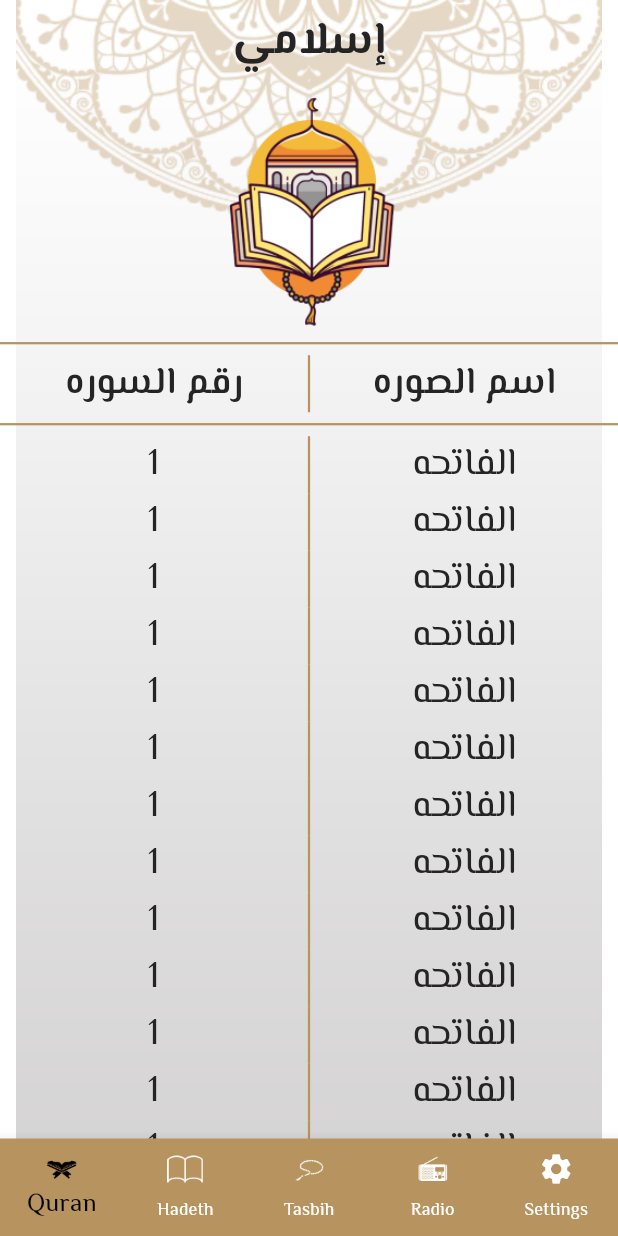
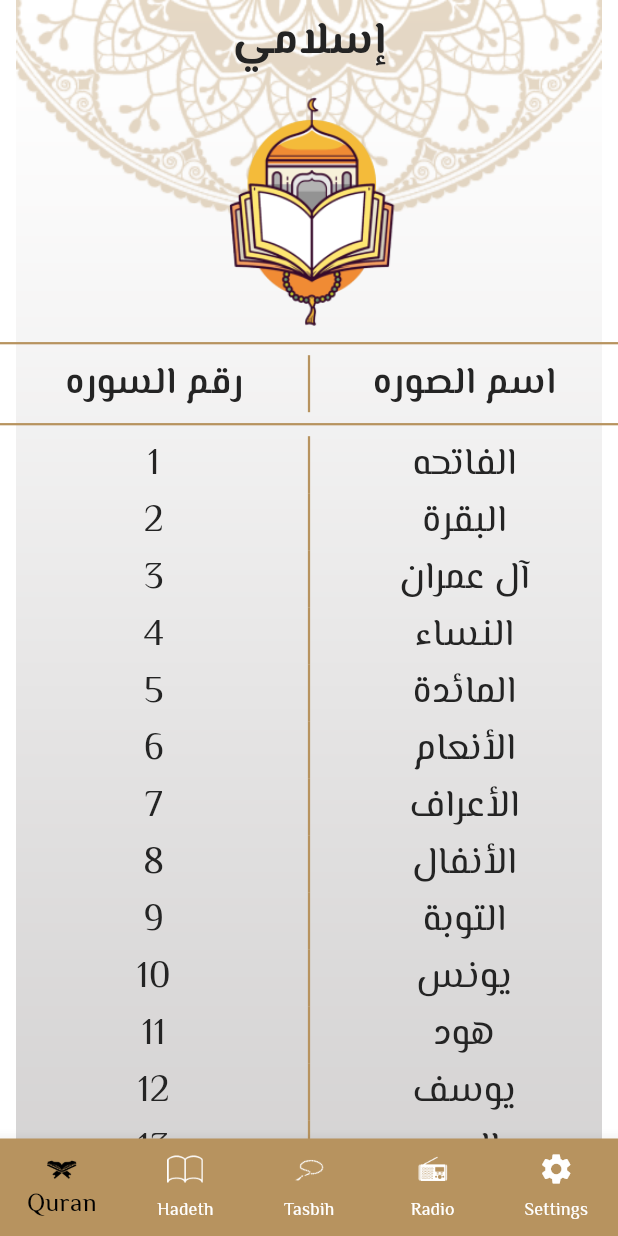
Before and after one commit to AyaAlaa010/islami, a Flutter app: the screen it shows after launch, on a phone screen of 412 x 824 dp. Run offline on Flutter 3.47's test engine with Material 3 defaults, Android fonts, the phone set to English and light mode, and no system bars.

Commit message:
quran is finished

```diff
--- a/lib/config/application_theme_manager.dart
+++ b/lib/config/application_theme_manager.dart
@@ -18,7 +18,9 @@ static const Color darkTextColor=Color(0XFF242424);
     textTheme: TextTheme(
       titleLarge: TextStyle(fontSize: 30,fontWeight: FontWeight.w700,fontFamily: "ElMessiri",color: darkTextColor),
       bodyLarge: TextStyle(fontSize: 25,fontFamily: "ElMessiri",fontWeight: FontWeight.w600,color: darkTextColor),
-      bodyMedium: TextStyle(fontSize: 25,fontFamily: "ElMessiri",fontWeight: FontWeight.w400,color: darkTextColor)
+      bodyMedium: TextStyle(fontSize: 25,fontFamily: "ElMessiri",fontWeight: FontWeight.w400,color: darkTextColor),
+        bodySmall: TextStyle(fontSize: 20,fontFamily: "ElMessiri",fontWeight: FontWeight.w400,color: darkTextColor)
+
 
     ),
 
--- a/lib/main.dart
+++ b/lib/main.dart
@@ -1,6 +1,8 @@
 import 'package:flutter/material.dart';
 import 'package:islami/config/application_theme_manager.dart';
 import 'package:islami/layout/layout_view.dart';
+import 'package:islami/moduls/quraan/page/quran_details_view.dart';
+import 'package:islami/moduls/quraan/widget/quran_title_wedgit.dart';
 import 'package:islami/moduls/splash/page/splash_view.dart';
 
 
@@ -19,6 +21,7 @@ class MyApplication extends StatelessWidget {
       routes: {
         SplashView.routeName:(context)=>SplashView(),
         LayoutView.routeName:(context)=>LayoutView(),
+        QuranDetailsView.routeName:(context)=>QuranDetailsView(),
       },
 
     );
--- a/lib/moduls/quraan/page/quran_view.dart
+++ b/lib/moduls/quraan/page/quran_view.dart
@@ -1,10 +1,20 @@
 import 'package:flutter/cupertino.dart';
 import 'package:flutter/material.dart';
+import 'package:islami/moduls/quraan/page/quran_details_view.dart';
 import 'package:islami/moduls/quraan/widget/quran_title_wedgit.dart';
 
 class QuranView extends StatelessWidget {
-  const QuranView({super.key});
-
+   QuranView({super.key});
+     static List<String> surasNames=["الفاتحه","البقرة","آل عمران","النساء","المائدة","الأنعام","الأعراف","الأنفال","التوبة","يونس","هود"
+   ,"يوسف","الرعد","إبراهيم","الحجر","النحل","الإسراء","الكهف","مريم","طه","الأنبياء","الحج","المؤمنون"
+   ,"النّور","الفرقان","الشعراء","النّمل","القصص","العنكبوت","الرّوم","لقمان","السجدة","الأحزاب","سبأ"
+   ,"فاطر","يس","الصافات","ص","الزمر","غافر","فصّلت","الشورى","الزخرف","الدّخان","الجاثية","الأحقاف"
+   ,"محمد","الفتح","الحجرات","ق","الذاريات","الطور","النجم","القمر","الرحمن","الواقعة","الحديد","المجادلة"
+   ,"الحشر","الممتحنة","الصف","الجمعة","المنافقون","التغابن","الطلاق","التحريم","الملك","القلم","الحاقة","المعارج"
+   ,"نوح","الجن","المزّمّل","المدّثر","القيامة","الإنسان","المرسلات","النبأ","النازعات","عبس","التكوير","الإنفطار"
+   ,"المطفّفين","الإنشقاق","البروج","الطارق","الأعلى","الغاشية","الفجر","البلد","الشمس","الليل","الضحى","الشرح"
+   ,"التين","العلق","القدر","البينة","الزلزلة","العاديات","القارعة","التكاثر","العصر",
+   "الهمزة","الفيل","قريش","الماعون","الكوثر","الكافرون","النصر","المسد","الإخلاص","الفلق","الناس"];
   @override
   Widget build(BuildContext context) {
 
@@ -30,11 +40,14 @@ class QuranView extends StatelessWidget {
         ,
         Expanded(
             child: ListView.builder(itemBuilder: (context,index){
-          return QuranTitleWidget();
+          return InkWell(
+              onTap: (){
+                Navigator.pushNamed(context, QuranDetailsView.routeName,arguments: SuraDetails(suraName: surasNames[index], suraNumber: index+1));
+              },
+              child: QuranTitleWidget(suraName: surasNames[index],suraNumber: index+1,));
         },itemCount: 40,
 
         ))
-
 
 
 
@@ -45,3 +58,8 @@ class QuranView extends StatelessWidget {
     );
   }
 }
+class SuraDetails{
+  final String suraName;
+  final int suraNumber;
+  SuraDetails({ required this.suraName,required this.suraNumber});
+}
--- a/lib/moduls/quraan/widget/quran_title_wedgit.dart
+++ b/lib/moduls/quraan/widget/quran_title_wedgit.dart
@@ -2,16 +2,18 @@ import 'package:flutter/cupertino.dart';
 import 'package:flutter/material.dart';
 
 class QuranTitleWidget extends StatelessWidget {
-  QuranTitleWidget({super.key});
+  final String suraName;
+  final int suraNumber;
+  QuranTitleWidget({super.key,required this.suraName,required this.suraNumber});
 
   @override
   Widget build(BuildContext context) {
     var theme=Theme.of(context);
     return Row(
       children: [
-        Expanded(child: Text("1",style: theme.textTheme.bodyMedium,textAlign: TextAlign.center,)),
+        Expanded(child: Text("$suraNumber",style: theme.textTheme.bodyMedium,textAlign: TextAlign.center,)),
         Container( height: 38,width: 1.5,color:theme.primaryColor ,),
-        Expanded(child: Text("الفاتحه",style: theme.textTheme.bodyMedium,textAlign: TextAlign.center,)),
+        Expanded(child: Text(suraName,style: theme.textTheme.bodyMedium,textAlign: TextAlign.center,)),
 
       ],
     );
--- a/pubspec.yaml
+++ b/pubspec.yaml
@@ -61,7 +61,7 @@ flutter:
   # To add assets to your application, add an assets section, like this:
   assets:
      - assets/images/
-     - assets/files/
+     - assets/files/quran/
   #   - images/a_dot_ham.jpeg
 
   # An image asset can refer to one or more resolution-specific "variants", see
```
Also changed, not shown: lib/moduls/quraan/page/quran_details_view.dart (added, +89 -0 lines).
